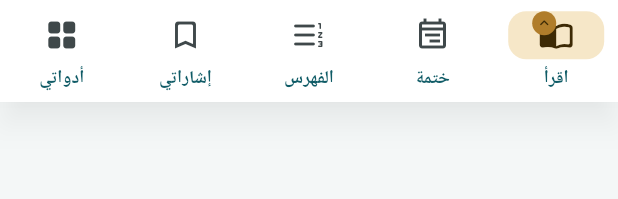
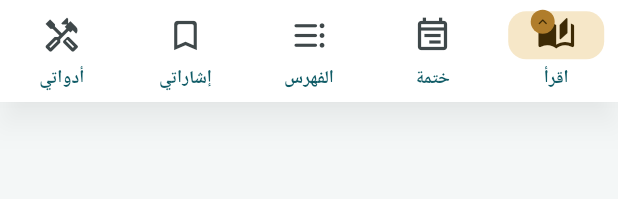
Before and after one commit to afhomsi/Quran, a Flutter app: the AppNavigationBar widget shown alone on an empty page, opened directly, on a phone screen of 412 x 824 dp. Shown: the top 199 px of the screen. Run offline on Flutter 3.47's test engine with Material 3 defaults, Android fonts, the phone set to English and light mode, and no system bars; our stand-ins replace flutter_riverpod, just_audio, pdf, share_plus, shared_preferences, speech_to_text and 1 more; accounts and stored records are empty.

Commit message:
Make the bottom tab icons one size and five distinct shapes
Each tab is outlined and filled when chosen, at 26 px. Tools uses a
hammer and wrench, Index a bulleted list, Read an open book, so no two
tabs look alike.

Co-Authored-By: Claude Opus 5.5 (1M context) <noreply@anthropic.com>
Claude-Session: https://claude.ai/code/session_01H9Tv5tqvGzmhbAQNuoiiQ5

```diff
--- a/lib/features/shell/navigation.dart
+++ b/lib/features/shell/navigation.dart
@@ -95,15 +95,17 @@ class AppNavigationBar extends ConsumerWidget {
         }
         ref.read(appTabProvider.notifier).select(AppTab.values[i]);
       },
+      // Every tab is outlined, and filled when chosen, so all five weigh the
+      // same.
       destinations: [
         NavigationDestination(
-          icon: const Icon(Icons.import_contacts_rounded),
+          icon: const Icon(Icons.auto_stories_outlined),
           selectedIcon: Badge(
             label: const Icon(Icons.keyboard_arrow_up_rounded, size: 12),
             padding: EdgeInsets.zero,
             backgroundColor: Theme.of(context).colorScheme.secondary,
             textColor: Theme.of(context).colorScheme.onSecondary,
-            child: const Icon(Icons.import_contacts_rounded),
+            child: const Icon(Icons.auto_stories_rounded),
           ),
           label: t.tabRead,
         ),
@@ -113,7 +115,7 @@ class AppNavigationBar extends ConsumerWidget {
           label: t.tabKhatma,
         ),
         NavigationDestination(
-          icon: const Icon(Icons.format_list_numbered_rtl_rounded),
+          icon: const Icon(Icons.format_list_bulleted_rounded),
           label: t.tabIndex,
         ),
         NavigationDestination(
@@ -122,7 +124,8 @@ class AppNavigationBar extends ConsumerWidget {
           label: t.tabBookmarks,
         ),
         NavigationDestination(
-          icon: const Icon(Icons.grid_view_rounded),
+          icon: const Icon(Icons.handyman_outlined),
+          selectedIcon: const Icon(Icons.handyman_rounded),
           label: t.tabMore,
         ),
       ],
--- a/lib/theme/app_theme.dart
+++ b/lib/theme/app_theme.dart
@@ -87,6 +87,7 @@ ThemeData appTheme(Brightness brightness) {
       labelBehavior: NavigationDestinationLabelBehavior.alwaysShow,
       iconTheme: WidgetStateProperty.resolveWith(
         (states) => IconThemeData(
+          size: 26,
           color: states.contains(WidgetState.selected)
               ? scheme.onSecondaryContainer
               : scheme.onSurfaceVariant,
```
